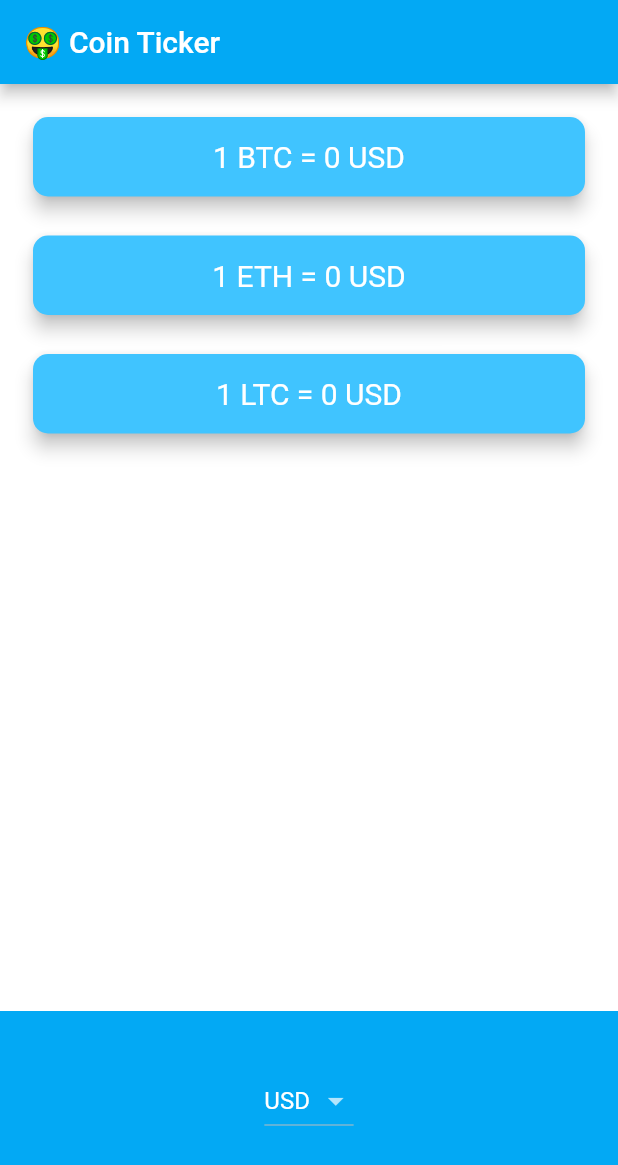
After one commit to gbessa/flutter_toolbox, a Flutter app: the CourseAppsScreen screen opened by its route, after a tap on "Bitcoin Ticker", on a phone screen of 412 x 824 dp. The commit adds this screen. Shown: the top 1165 px of the screen. Run offline on Flutter 3.47's test engine with Material 2 defaults, Android fonts, the phone set to English and light mode, and no system bars; our stand-ins replace camera, flutter_spinkit, font_awesome_flutter, geolocator, rflutter_alert, rxdart; missing offline and left inert: bloc_pattern; network calls fail.

Commit message:
Coin Ticker

```diff
--- a/lib/course_london_app_brewery/course_apps.dart
+++ b/lib/course_london_app_brewery/course_apps.dart
@@ -1,4 +1,5 @@
 import 'package:flutter/material.dart';
+import 'package:flutter_toolbox/course_london_app_brewery/screens/app_bitcoin.dart';
 import 'package:flutter_toolbox/course_london_app_brewery/screens/app_clima.dart';
 
 import 'screens/app_destini.dart';
@@ -101,6 +102,21 @@ class CourseAppsScreen extends StatelessWidget {
               color: Colors.lightBlueAccent,
               splashColor: Colors.blueGrey,
             ),
+            RaisedButton(
+              onPressed: () {
+                Navigator.push(
+                  context,
+                  MaterialPageRoute(builder: (context) => BitcoinApp()),
+                );
+              },
+              child: Text(
+                'Bitcoin Ticker',
+                style:
+                    TextStyle(color: Colors.white, fontWeight: FontWeight.bold),
+              ),
+              color: Colors.green,
+              splashColor: Colors.greenAccent,
+            ),
           ],
         ),
       ),
--- /dev/null
+++ b/lib/course_london_app_brewery/screens/app_bitcoin.dart
@@ -0,0 +1,15 @@
+import 'package:flutter/material.dart';
+
+import 'app_bitcoin_price_screen.dart';
+
+class BitcoinApp extends StatelessWidget {
+  @override
+  Widget build(BuildContext context) {
+    return MaterialApp(
+      theme: ThemeData.dark().copyWith(
+          primaryColor: Colors.lightBlue,
+          scaffoldBackgroundColor: Colors.white),
+      home: PriceScreen(),
+    );
+  }
+}
--- /dev/null
+++ b/lib/course_london_app_brewery/screens/app_bitcoin_price_screen.dart
@@ -0,0 +1,167 @@
+import 'package:flutter/material.dart';
+import 'package:flutter_toolbox/models/coin_data.dart';
+import 'package:flutter/cupertino.dart';
+import 'dart:io' show Platform;
+
+class PriceScreen extends StatefulWidget {
+  @override
+  _PriceScreenState createState() => _PriceScreenState();
+}
+
+class _PriceScreenState extends State<PriceScreen> {
+  String selectedCurrency = 'USD';
+  double rateBTC = 0;
+  double rateETH = 0;
+  double rateLTC = 0;
+
+  DropdownButton<String> androidDropdown() {
+    List<DropdownMenuItem<String>> dropdownItems = [];
+    for (String currency in currenciesList) {
+      var newItem = DropdownMenuItem(child: Text(currency), value: currency);
+      dropdownItems.add(newItem);
+    }
+    return DropdownButton<String>(
+      value: '${selectedCurrency ?? 'USD'}',
+      onChanged: (value) {
+        updateValues(quote: value);
+      },
+      items: dropdownItems,
+    );
+  }
+
+  CupertinoPicker iOSPicker() {
+    List<Text> pickerItems = [];
+    for (String currency in currenciesList) {
+      pickerItems.add(Text(currency));
+    }
+
+    return CupertinoPicker(
+      backgroundColor: Colors.lightBlue,
+      itemExtent: 32.0,
+      onSelectedItemChanged: (selectedIndex) {
+        setState(() {
+          //selectedCurrency = currenciesList[selectedIndex];
+          updateValues(quote: currenciesList[selectedIndex]);
+        });
+      },
+      children: pickerItems,
+      scrollController: FixedExtentScrollController(
+          initialItem: currenciesList.indexOf('USD')),
+    );
+  }
+
+  void updateValues({String quote}) async {
+    List<String> coins = ['BTC', 'ETH', 'LTC'];
+    List<double> rates = [];
+
+    for (String coin in coins) {
+      var coinData = await CoinData().getRate(base: coin, quote: quote);
+      rates.add(coinData['rate']);
+    }
+    setState(() {
+      selectedCurrency = quote;
+      rateBTC = rates[0];
+      rateETH = rates[1];
+      rateLTC = rates[2];
+    });
+  }
+
+  @override
+  void initState() {
+    super.initState();
+    updateValues(quote: selectedCurrency);
+  }
+
+  @override
+  Widget build(BuildContext context) {
+    return Scaffold(
+      appBar: AppBar(
+        title: Text('🤑 Coin Ticker'),
+      ),
+      body: Column(
+        mainAxisAlignment: MainAxisAlignment.spaceBetween,
+        crossAxisAlignment: CrossAxisAlignment.stretch,
+        children: <Widget>[
+          Column(
+            crossAxisAlignment: CrossAxisAlignment.stretch,
+            children: <Widget>[
+              Padding(
+                padding: EdgeInsets.fromLTRB(18.0, 18.0, 18.0, 0),
+                child: Card(
+                  color: Colors.lightBlueAccent,
+                  elevation: 5.0,
+                  shape: RoundedRectangleBorder(
+                    borderRadius: BorderRadius.circular(10.0),
+                  ),
+                  child: Padding(
+                    padding:
+                        EdgeInsets.symmetric(vertical: 15.0, horizontal: 28.0),
+                    child: Text(
+                      '1 BTC = ${rateBTC.round()} $selectedCurrency',
+                      textAlign: TextAlign.center,
+                      style: TextStyle(
+                        fontSize: 20.0,
+                        color: Colors.white,
+                      ),
+                    ),
+                  ),
+                ),
+              ),
+              Padding(
+                padding: EdgeInsets.fromLTRB(18.0, 18.0, 18.0, 0),
+                child: Card(
+                  color: Colors.lightBlueAccent,
+                  elevation: 5.0,
+                  shape: RoundedRectangleBorder(
+                    borderRadius: BorderRadius.circular(10.0),
+                  ),
+                  child: Padding(
+                    padding:
+                        EdgeInsets.symmetric(vertical: 15.0, horizontal: 28.0),
+                    child: Text(
+                      '1 ETH = ${rateETH.round()} $selectedCurrency',
+                      textAlign: TextAlign.center,
+                      style: TextStyle(
+                        fontSize: 20.0,
+                        color: Colors.white,
+                      ),
+                    ),
+                  ),
+                ),
+              ),
+              Padding(
+                padding: EdgeInsets.fromLTRB(18.0, 18.0, 18.0, 0),
+                child: Card(
+                  color: Colors.lightBlueAccent,
+                  elevation: 5.0,
+                  shape: RoundedRectangleBorder(
+                    borderRadius: BorderRadius.circular(10.0),
+                  ),
+                  child: Padding(
+                    padding:
+                        EdgeInsets.symmetric(vertical: 15.0, horizontal: 28.0),
+                    child: Text(
+                      '1 LTC = ${rateLTC.round()} $selectedCurrency',
+                      textAlign: TextAlign.center,
+                      style: TextStyle(
+                        fontSize: 20.0,
+                        color: Colors.white,
+                      ),
+                    ),
+                  ),
+                ),
+              ),
+            ],
+          ),
+          Container(
+            height: 150.0,
+            alignment: Alignment.center,
+            padding: EdgeInsets.only(bottom: 30.0),
+            color: Colors.lightBlue,
+            child: Platform.isIOS ? androidDropdown() : androidDropdown(),
+          ),
+        ],
+      ),
+    );
+  }
+}
--- a/lib/models/coin_data.dart
+++ b/lib/models/coin_data.dart
@@ -1,3 +1,5 @@
+import 'package:flutter_toolbox/services/networking.dart';
+
 const List<String> currenciesList = [
   'AUD',
   'BRL',
@@ -28,4 +30,13 @@ const List<String> cryptoList = [
   'LTC',
 ];
 
-class CoinData {}
+class CoinData {
+  Future<dynamic> getRate({String base, String quote}) async {
+    String url =
+        'https://rest.coinapi.io/v1/exchangerate/$base/$quote?apikey=581ADDFB-A870-4B45-98B2-EC67E85D1A6B';
+    NetworkHelper networkHelper = NetworkHelper(url);
+
+    var data = await networkHelper.getData();
+    return data;
+  }
+}
```
